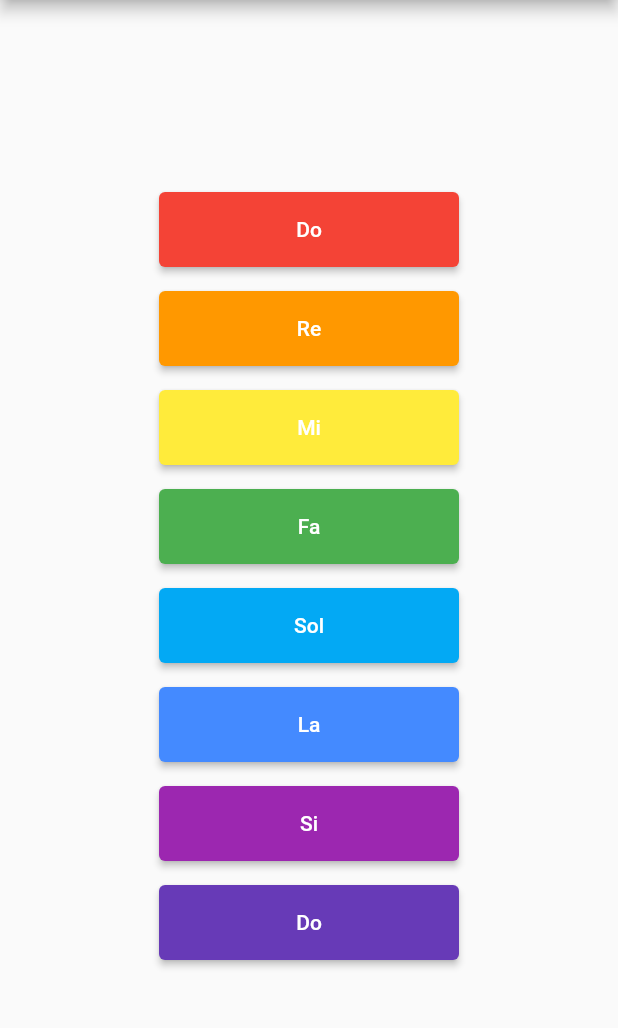
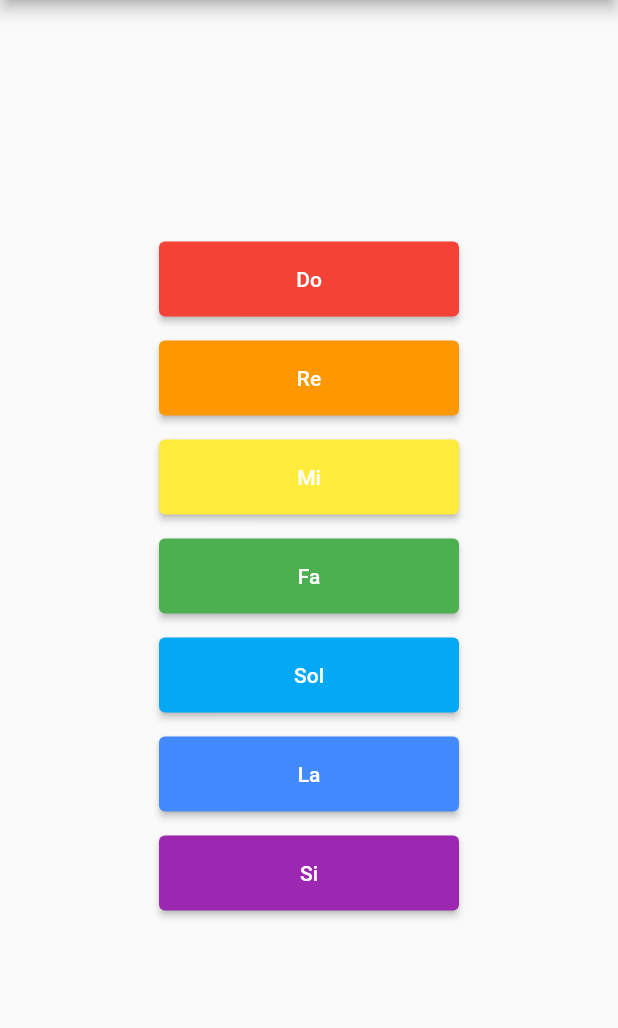
Before and after one commit to Farreset/Xilofono, a Flutter app: the screen it shows after launch, after a tap on "Vertical", on a phone screen of 412 x 824 dp, the part 84-1112 px from its top. Run offline on Flutter 3.47's test engine with Material 2 defaults, Android fonts, the phone set to English and light mode, and no system bars; our stand-ins replace audioplayers.

Commit message:
final
final

```diff
--- a/lib/vertical.dart
+++ b/lib/vertical.dart
@@ -45,10 +45,9 @@ class _MyHomePageState extends State<MyHomePage> {
               buildButton(Colors.orange, 'Re', 'sounds/note2.wav'),
               buildButton(Colors.yellow, 'Mi', 'sounds/note3.wav'),
               buildButton(Colors.green, 'Fa', 'sounds/note4.wav'),
-              buildButton(Colors.lightBlue, 'Sol', 'sounds/note4.wav'),
-              buildButton(Colors.blueAccent, 'La', 'sounds/note5.wav'),
-              buildButton(Colors.purple, 'Si', 'sounds/note6.wav'),
-              buildButton(Colors.deepPurple, 'Do', 'sounds/note7.wav'),
+              buildButton(Colors.lightBlue, 'Sol', 'sounds/note5.wav'),
+              buildButton(Colors.blueAccent, 'La', 'sounds/note6.wav'),
+              buildButton(Colors.purple, 'Si', 'sounds/note7.wav'),
             ],
           ),
         ),
```
Also changed, not shown: lib/horizontal.dart (+3 -4 lines).
